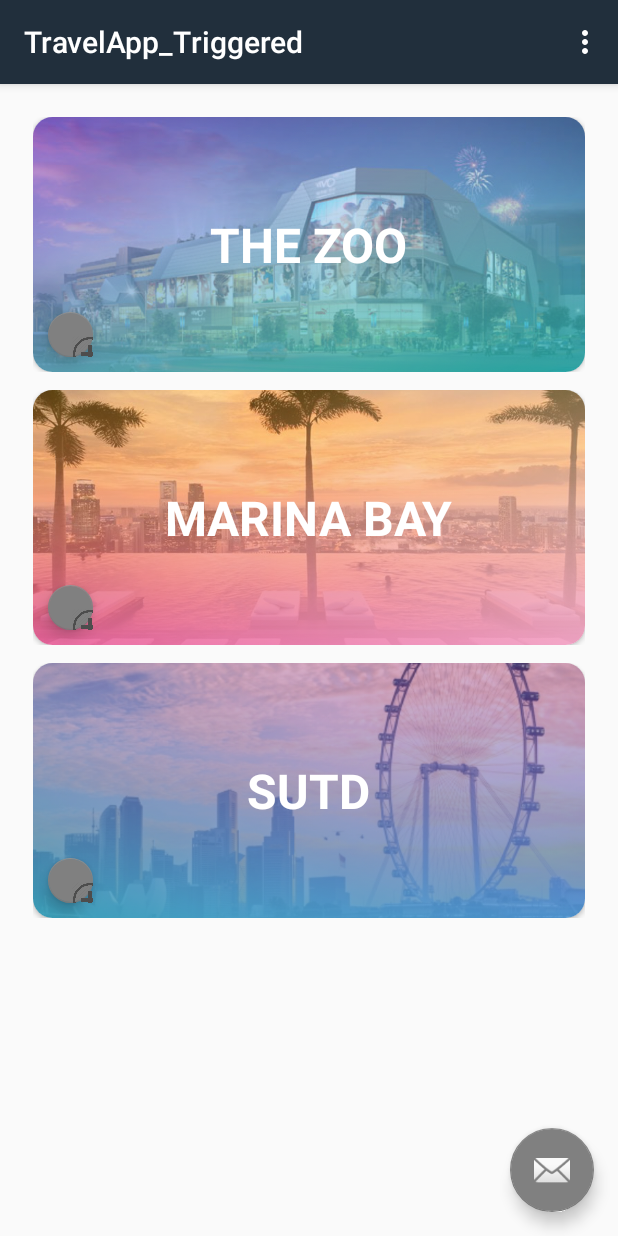
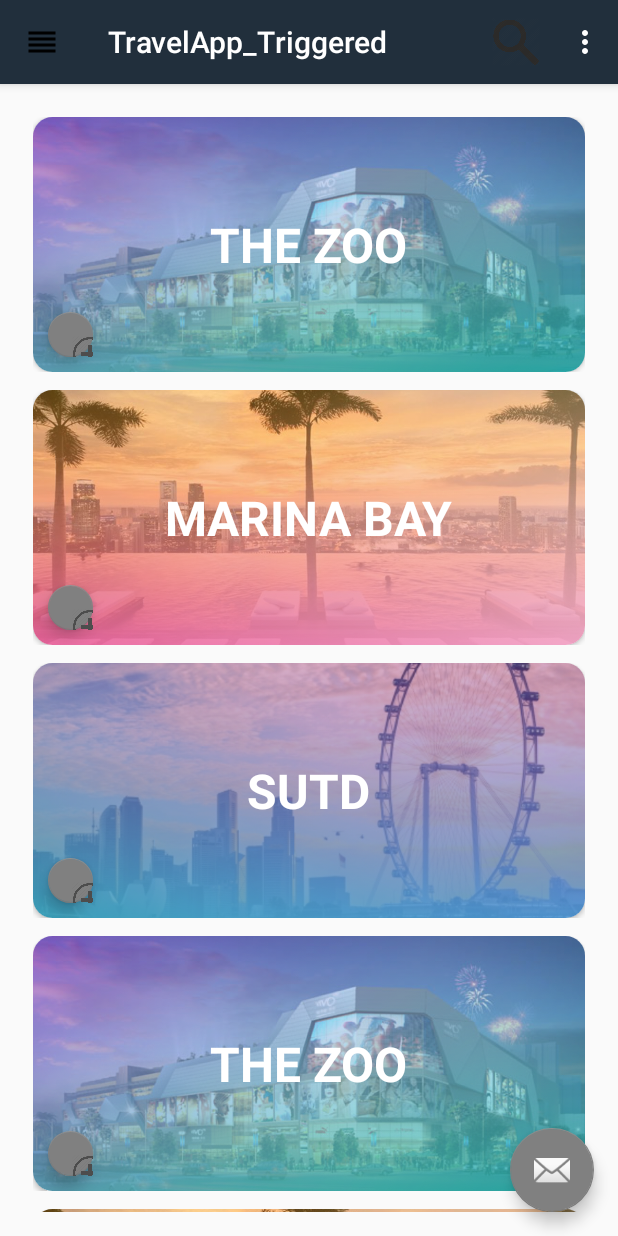
Before and after one commit to sk-aravind/Travel_Algorithms, an Android app: the screen it shows after launch (HomeScreen), after a tap on an icon or button, on a phone screen of 412 x 824 dp. Run offline under Robolectric (Android 15) with nearby library versions, the phone set to English and light mode, and no system bars.

Commit message:
navigation drawer

```diff
--- a/app/src/main/java/com/skara/triggered/travelapp_triggered/HomeScreen.java
+++ b/app/src/main/java/com/skara/triggered/travelapp_triggered/HomeScreen.java
@@ -3,7 +3,11 @@ package com.skara.triggered.travelapp_triggered;
 import android.content.Context;
 import android.os.Bundle;
 import android.support.design.widget.FloatingActionButton;
+import android.support.design.widget.NavigationView;
 import android.support.design.widget.Snackbar;
+import android.support.v4.view.GravityCompat;
+import android.support.v4.widget.DrawerLayout;
+import android.support.v7.app.ActionBar;
 import android.support.v7.app.AppCompatActivity;
 import android.support.v7.widget.CardView;
 import android.support.v7.widget.LinearLayoutManager;
@@ -24,7 +28,7 @@ import static com.skara.triggered.travelapp_triggered.R.layout.destination_card;
 
 public class HomeScreen extends AppCompatActivity {
 
-
+    private DrawerLayout mDrawerLayout;
 
     @Override
     protected void onCreate(Bundle savedInstanceState) {
@@ -32,13 +36,32 @@ public class HomeScreen extends AppCompatActivity {
         setContentView(R.layout.activity_home_screen);
         Toolbar toolbar = (Toolbar) findViewById(R.id.toolbar);
         setSupportActionBar(toolbar);
-        RecyclerView rv = (RecyclerView)findViewById(R.id.rv);
+        RecyclerView rv = (RecyclerView) findViewById(R.id.rv);
         initializeData();
         LinearLayoutManager llm = new LinearLayoutManager(this);
         rv.setLayoutManager(llm);
         RVAdapter adapter = new RVAdapter(dest_list);
         rv.setAdapter(adapter);
 
+
+        NavigationView navigationView = (NavigationView) findViewById(R.id.nav_view);
+        mDrawerLayout = (DrawerLayout) findViewById(R.id.drawer);
+
+        ActionBar supportActionBar = getSupportActionBar();
+        if (supportActionBar != null) {
+            supportActionBar.setHomeAsUpIndicator(R.drawable.ic_reorder_black_24dp);
+            supportActionBar.setDisplayHomeAsUpEnabled(true);
+        }
+
+        navigationView.setNavigationItemSelectedListener(
+                new NavigationView.OnNavigationItemSelectedListener() {
+                    @Override
+                    public boolean onNavigationItemSelected(MenuItem menuItem) {
+                        menuItem.setChecked(true);
+                        mDrawerLayout.closeDrawers();
+                        return true;
+                    }
+                });
 
         FloatingActionButton fab = (FloatingActionButton) findViewById(R.id.fab);
         fab.setOnClickListener(new View.OnClickListener() {
@@ -48,24 +71,18 @@ public class HomeScreen extends AppCompatActivity {
                         .setAction("Action", null).show();
             }
         });
-
-
-
     }
 
-
-
         @Override
-    public boolean onCreateOptionsMenu(Menu menu) {
+        public boolean onCreateOptionsMenu (Menu menu){
             // Inflate the menu; this adds items to the action bar if it is present.
             getMenuInflater().inflate(R.menu.menu_home_screen, menu);
             return true;
         }
 
 
-
         @Override
-    public boolean onOptionsItemSelected(MenuItem item) {
+        public boolean onOptionsItemSelected (MenuItem item){
             // Handle action bar item clicks here. The action bar will
             // automatically handle clicks on the Home/Up button, so long
             // as you specify a parent activity in AndroidManifest.xml.
@@ -75,16 +92,21 @@ public class HomeScreen extends AppCompatActivity {
             if (id == R.id.action_settings) {
                 return true;
             }
+            else if (id == android.R.id.home) {
+                mDrawerLayout.openDrawer(GravityCompat.START);
+            }
 
             return super.onOptionsItemSelected(item);
         }
+
+        public
 // Data ===============================================================================
         class Destination {
             String name;
 
             int photoId;
 
-        Destination(String name,  int photoId) {
+            Destination(String name, int photoId) {
                 this.name = name;
                 this.photoId = photoId;
             }
@@ -94,10 +116,13 @@ public class HomeScreen extends AppCompatActivity {
         // dest_list = destination list
 
 
-    private void initializeData(){
+    private void initializeData() {
         dest_list = new ArrayList<>();
         dest_list.add(new Destination("THE ZOO", R.drawable.a));
-        dest_list.add(new Destination("MARINA BAY",R.drawable.b));
+        dest_list.add(new Destination("MARINA BAY", R.drawable.b));
+        dest_list.add(new Destination("SUTD", R.drawable.c));
+        dest_list.add(new Destination("THE ZOO", R.drawable.a));
+        dest_list.add(new Destination("MARINA BAY", R.drawable.b));
         dest_list.add(new Destination("SUTD", R.drawable.c));
 
     }
--- a/app/src/main/java/com/skara/triggered/travelapp_triggered/RVAdapter.java
+++ b/app/src/main/java/com/skara/triggered/travelapp_triggered/RVAdapter.java
@@ -41,7 +41,7 @@ public class RVAdapter extends RecyclerView.Adapter<RVAdapter.ViewHolder>{
                 @Override
                 public void onClick(View view) {
                     String dest = destName.getText().toString();
-                    Toast.makeText(view.getContext(), dest, Toast.LENGTH_LONG).show();
+                    Toast.makeText(view.getContext(),"Added " + dest, Toast.LENGTH_LONG).show();
                 }
             });
         }
--- a/app/src/main/res/layout/activity_home_screen.xml
+++ b/app/src/main/res/layout/activity_home_screen.xml
@@ -1,4 +1,19 @@
 <?xml version="1.0" encoding="utf-8"?>
+<android.support.v4.widget.DrawerLayout
+    xmlns:android="http://schemas.android.com/apk/res/android"
+    xmlns:app="http://schemas.android.com/apk/res-auto"
+    android:id="@+id/drawer"
+    android:layout_width="match_parent"
+    android:layout_height="match_parent"
+    android:fitsSystemWindows="true">
+    <android.support.design.widget.NavigationView
+        android:id="@+id/nav_view"
+        android:layout_width="wrap_content"
+        android:layout_height="match_parent"
+        android:layout_gravity="start"
+        android:fitsSystemWindows="true"
+        app:headerLayout="@layout/navheader"
+        app:menu="@menu/menu_navigation" />
 <android.support.design.widget.CoordinatorLayout xmlns:android="http://schemas.android.com/apk/res/android"
     xmlns:app="http://schemas.android.com/apk/res-auto"
     xmlns:tools="http://schemas.android.com/tools"
@@ -32,3 +47,4 @@
         app:srcCompat="@android:drawable/ic_dialog_email" />
 
 </android.support.design.widget.CoordinatorLayout>
+</android.support.v4.widget.DrawerLayout>
--- a/app/src/main/res/menu/menu_home_screen.xml
+++ b/app/src/main/res/menu/menu_home_screen.xml
@@ -7,4 +7,11 @@
         android:orderInCategory="100"
         android:title="@string/action_settings"
         app:showAsAction="never" />
+
+    <item
+        android:id="@+id/search"
+        android:icon="@drawable/search"
+        android:title="search"
+        app:showAsAction="always"/>
+
 </menu>
```
Also changed, not shown: app/src/main/res/layout/navheader.xml (line endings or trailing spaces), app/src/main/res/menu/menu_navigation.xml (line endings or trailing spaces). Lines whose indentation alone changed are shown as unchanged.
